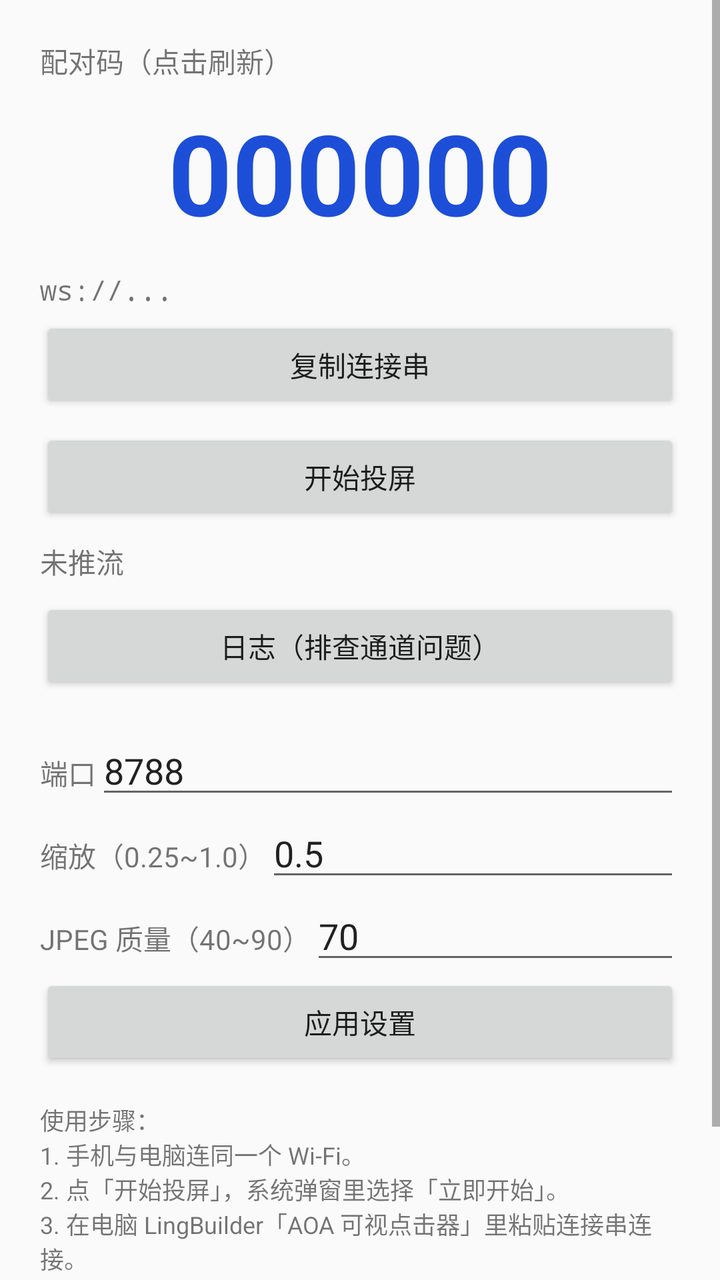
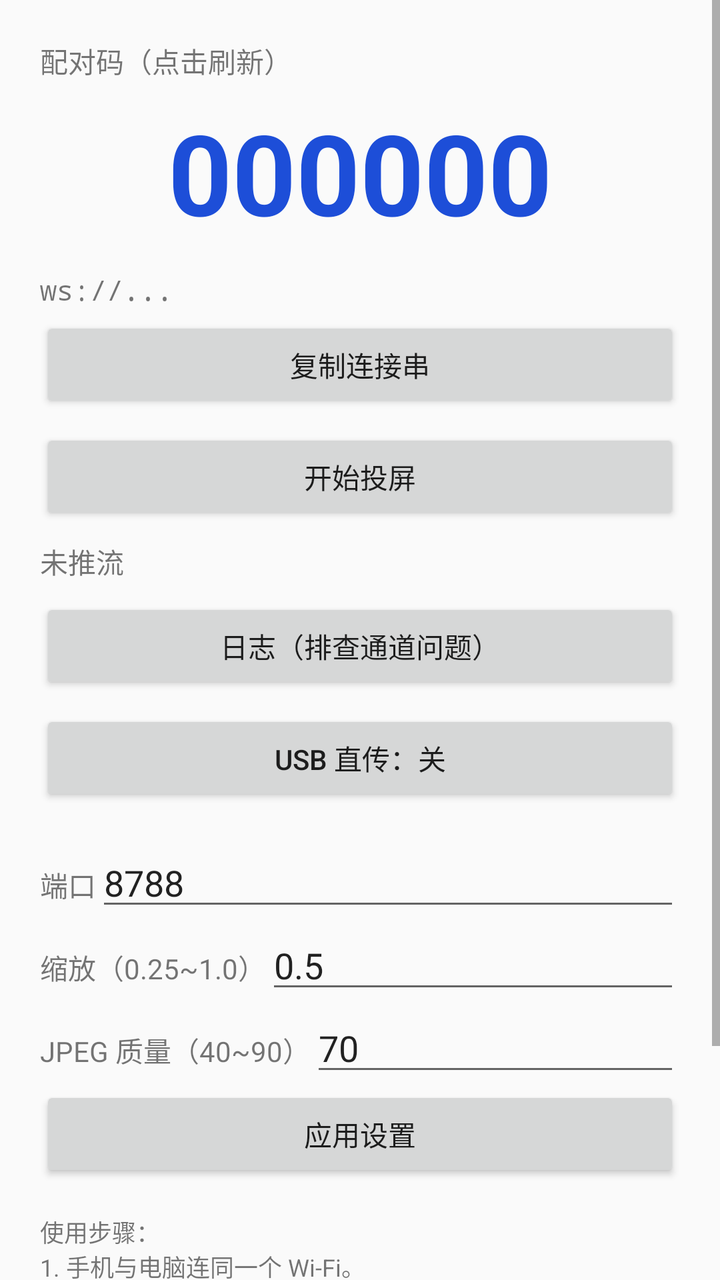

Two renders of the same Android screen: before a commit and after it. Below are the layout's source before the change and the commit's diff.
<!-- AndroidManifest.xml: application theme Theme.Companion -->
<!-- res/layout/activity_main.xml -->
<?xml version="1.0" encoding="utf-8"?>
<ScrollView xmlns:android="http://schemas.android.com/apk/res/android"
    android:layout_width="match_parent"
    android:layout_height="match_parent"
    android:fillViewport="true">

    <LinearLayout
        android:layout_width="match_parent"
        android:layout_height="wrap_content"
        android:orientation="vertical"
        android:padding="20dp">

        <TextView
            android:id="@+id/pairingHint"
            android:layout_width="match_parent"
            android:layout_height="wrap_content"
            android:text="@string/pairing_hint"
            android:textSize="14sp" />

        <TextView
            android:id="@+id/pairingCode"
            android:layout_width="match_parent"
            android:layout_height="wrap_content"
            android:gravity="center"
            android:paddingTop="8dp"
            android:paddingBottom="8dp"
            android:text="000000"
            android:textColor="#1D4ED8"
            android:textSize="56sp"
            android:textStyle="bold" />

        <TextView
            android:id="@+id/connString"
            android:layout_width="match_parent"
            android:layout_height="wrap_content"
            android:paddingTop="4dp"
            android:paddingBottom="4dp"
            android:textIsSelectable="true"
            android:typeface="monospace"
            android:text="ws://..." />

        <Button
            android:id="@+id/btnCopy"
            android:layout_width="match_parent"
            android:layout_height="wrap_content"
            android:text="@string/copy_conn" />

        <Button
            android:id="@+id/btnToggle"
            android:layout_width="match_parent"
            android:layout_height="wrap_content"
            android:layout_marginTop="8dp"
            android:text="@string/start_stream" />

        <TextView
            android:id="@+id/statusText"
            android:layout_width="match_parent"
            android:layout_height="wrap_content"
            android:paddingTop="8dp"
            android:text="未推流" />

        <Button
            android:id="@+id/btnLog"
            android:layout_width="match_parent"
            android:layout_height="wrap_content"
            android:layout_marginTop="8dp"
            android:text="日志（排查通道问题）" />

        <LinearLayout
            android:layout_width="match_parent"
            android:layout_height="wrap_content"
            android:layout_marginTop="16dp"
            android:orientation="horizontal">

            <TextView
                android:layout_width="wrap_content"
                android:layout_height="wrap_content"
                android:text="@string/port_label" />

            <EditText
                android:id="@+id/etPort"
                android:layout_width="0dp"
                android:layout_height="wrap_content"
                android:layout_weight="1"
                android:inputType="number"
                android:text="8788" />
        </LinearLayout>

        <LinearLayout
            android:layout_width="match_parent"
            android:layout_height="wrap_content"
            android:orientation="horizontal">

            <TextView
                android:layout_width="wrap_content"
                android:layout_height="wrap_content"
                android:text="@string/scale_label" />

            <EditText
                android:id="@+id/etScale"
                android:layout_width="0dp"
                android:layout_height="wrap_content"
                android:layout_weight="1"
                android:inputType="numberDecimal"
                android:text="0.5" />
        </LinearLayout>

        <LinearLayout
            android:layout_width="match_parent"
            android:layout_height="wrap_content"
            android:orientation="horizontal">

            <TextView
                android:layout_width="wrap_content"
                android:layout_height="wrap_content"
                android:text="@string/quality_label" />

            <EditText
                android:id="@+id/etQuality"
                android:layout_width="0dp"
                android:layout_height="wrap_content"
                android:layout_weight="1"
                android:inputType="number"
                android:text="70" />
        </LinearLayout>

        <Button
            android:id="@+id/btnApply"
            android:layout_width="match_parent"
            android:layout_height="wrap_content"
            android:text="@string/apply_settings" />

        <TextView
            android:id="@+id/helpText"
            android:layout_width="match_parent"
            android:layout_height="wrap_content"
            android:layout_marginTop="16dp"
            android:textSize="12sp"
            android:text="使用步骤：\n1. 手机与电脑连同一个 Wi-Fi。\n2. 点「开始投屏」，系统弹窗里选择「立即开始」。\n3. 在电脑 LingBuilder「AOA 可视点击器」里粘贴连接串连接。\n4. 前台应用显示需要系统「使用情况访问权限」，不授予不影响投屏。\n提示：MIUI/EMUI 请把本应用加入后台白名单并锁定任务卡片，否则退后台可能被杀。" />
    </LinearLayout>
</ScrollView>
<!-- resources referenced by this layout -->
<resources>
  <string name="apply_settings">应用设置</string>
  <string name="copy_conn">复制连接串</string>
  <string name="pairing_hint">配对码（点击刷新）</string>
  <string name="port_label">端口</string>
  <string name="quality_label">JPEG 质量（40~90）</string>
  <string name="scale_label">缩放（0.25~1.0）</string>
  <string name="start_stream">开始投屏</string>
  <style name="Theme.Companion" parent="android:Theme.Material.Light.DarkActionBar">
          <item name="android:statusBarColor">#1E293B</item>
          <item name="android:colorPrimary">#1D4ED8</item>
          <item name="android:colorPrimaryDark">#1E293B</item>
          <item name="android:colorAccent">#1D4ED8</item>
      </style>
</resources>

<!-- the commit's change to res/layout/activity_main.xml (unified diff, before → after) -->
@@ -65,6 +65,13 @@
             android:layout_height="wrap_content"
             android:layout_marginTop="8dp"
             android:text="日志（排查通道问题）" />
+
+        <Button
+            android:id="@+id/btnUsb"
+            android:layout_width="match_parent"
+            android:layout_height="wrap_content"
+            android:layout_marginTop="8dp"
+            android:text="USB 直传：关" />
 
         <LinearLayout
             android:layout_width="match_parent"
